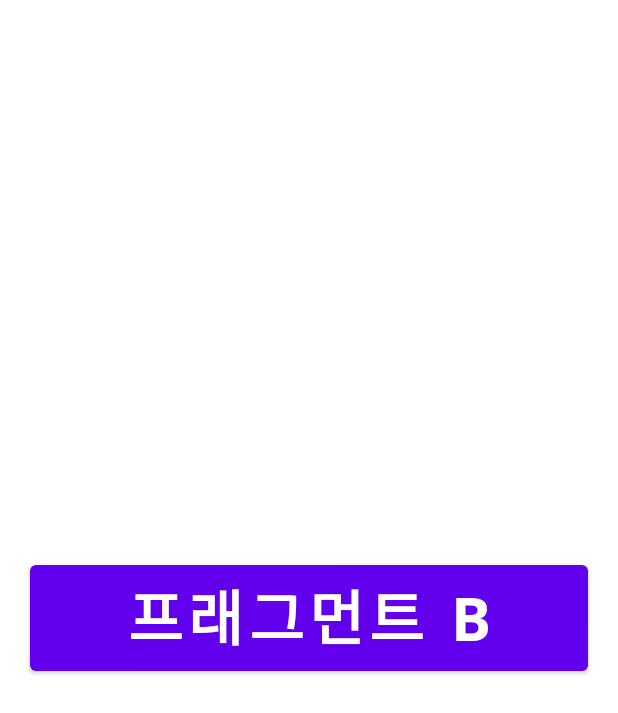
After one commit to SOPT-HouseParty/Murjune, an Android app: the BFragment screen opened through its navigation route, on a phone screen of 412 x 824 dp. The commit adds this screen. Shown: the top 713 px of the screen. Run offline under Robolectric (Android 15) with nearby library versions, the phone set to English and light mode, and no system bars; our stand-ins replace data binding.

Commit message:
실습 기초 세팅( A -> B -> C)

```diff
--- a/app/build.gradle
+++ b/app/build.gradle
@@ -45,6 +45,7 @@ dependencies {
     implementation "com.google.dagger:hilt-android:$hilt_version"
     implementation 'androidx.hilt:hilt-navigation-fragment:1.0.0'
     implementation 'androidx.constraintlayout:constraintlayout:2.1.4'
+    implementation 'androidx.lifecycle:lifecycle-livedata-ktx:2.5.1'
     kapt "com.google.dagger:hilt-compiler:$hilt_version"
     // kotlinx-serialization-json
     implementation("org.jetbrains.kotlinx:kotlinx-serialization-json:1.3.3")
--- /dev/null
+++ b/app/src/main/java/com/junewon/sopthousparty/presentation/practicenav/AFragment.kt
@@ -0,0 +1,23 @@
+package com.junewon.sopthousparty.presentation.practicenav
+
+import android.os.Bundle
+import android.view.View
+import androidx.navigation.fragment.findNavController
+import com.junewon.sopthousparty.R
+import com.junewon.sopthousparty.databinding.FragmentABinding
+import com.junewon.sopthousparty.util.binding.BindingFragment
+
+class AFragment : BindingFragment<FragmentABinding>(R.layout.fragment_a) {
+
+    override fun onViewCreated(view: View, savedInstanceState: Bundle?) {
+        super.onViewCreated(view, savedInstanceState)
+        initClickEvent()
+    }
+
+    private fun initClickEvent() {
+        binding.btnNavigate.setOnClickListener {
+            val action = AFragmentDirections.actionAFragmentToBFragment()
+            findNavController().navigate(action)
+        }
+    }
+}
--- /dev/null
+++ b/app/src/main/java/com/junewon/sopthousparty/presentation/practicenav/BFragment.kt
@@ -0,0 +1,22 @@
+package com.junewon.sopthousparty.presentation.practicenav
+
+import android.os.Bundle
+import android.view.View
+import androidx.navigation.fragment.findNavController
+import com.junewon.sopthousparty.R
+import com.junewon.sopthousparty.databinding.FragmentBBinding
+import com.junewon.sopthousparty.util.binding.BindingFragment
+
+class BFragment : BindingFragment<FragmentBBinding>(R.layout.fragment_b) {
+    override fun onViewCreated(view: View, savedInstanceState: Bundle?) {
+        super.onViewCreated(view, savedInstanceState)
+        initClickEvent()
+    }
+
+    private fun initClickEvent() {
+        binding.btnNavigate.setOnClickListener {
+            val action = BFragmentDirections.actionBFragmentToCFragment()
+            findNavController().navigate(action)
+        }
+    }
+}
--- /dev/null
+++ b/app/src/main/java/com/junewon/sopthousparty/presentation/practicenav/NavigationActivity.kt
@@ -0,0 +1,13 @@
+package com.junewon.sopthousparty.presentation.practicenav
+
+import android.os.Bundle
+import com.junewon.sopthousparty.R
+import com.junewon.sopthousparty.databinding.ActivityNavigationBinding
+import com.junewon.sopthousparty.util.binding.BindingActivity
+
+class NavigationActivity :
+    BindingActivity<ActivityNavigationBinding>(R.layout.activity_navigation) {
+    override fun onCreate(savedInstanceState: Bundle?) {
+        super.onCreate(savedInstanceState)
+    }
+}
--- a/app/src/main/res/layout/activity_main.xml
+++ b/app/src/main/res/layout/activity_main.xml
@@ -5,5 +5,7 @@
     android:layout_width="match_parent"
     android:layout_height="match_parent"
     tools:context=".MainActivity">
-
+    <TextView
+        android:layout_width="match_parent"
+        android:layout_height="match_parent"/>
 </androidx.constraintlayout.widget.ConstraintLayout>
--- /dev/null
+++ b/app/src/main/res/layout/activity_navigation.xml
@@ -0,0 +1,24 @@
+<?xml version="1.0" encoding="utf-8"?>
+<layout xmlns:android="http://schemas.android.com/apk/res/android"
+    xmlns:app="http://schemas.android.com/apk/res-auto"
+    xmlns:tools="http://schemas.android.com/tools">
+
+    <data>
+
+    </data>
+
+    <androidx.constraintlayout.widget.ConstraintLayout
+        android:id="@+id/container"
+        android:layout_width="match_parent"
+        android:layout_height="match_parent"
+        tools:context=".presentation.practicenav.NavigationActivity">
+
+        <androidx.fragment.app.FragmentContainerView
+            android:id="@+id/fragment_container_practice"
+            android:name="androidx.navigation.fragment.NavHostFragment"
+            android:layout_width="match_parent"
+            android:layout_height="match_parent"
+            app:defaultNavHost="true"
+            app:navGraph="@navigation/nav_practice" />
+    </androidx.constraintlayout.widget.ConstraintLayout>
+</layout>
--- /dev/null
+++ b/app/src/main/res/layout/fragment_b.xml
@@ -0,0 +1,25 @@
+<?xml version="1.0" encoding="utf-8"?>
+<layout xmlns:android="http://schemas.android.com/apk/res/android"
+    xmlns:tools="http://schemas.android.com/tools"
+    xmlns:app="http://schemas.android.com/apk/res-auto">
+
+    <data>
+
+    </data>
+
+    <androidx.constraintlayout.widget.ConstraintLayout
+        android:layout_width="match_parent"
+        android:layout_height="match_parent"
+        tools:context=".presentation.practicenav.BFragment">
+
+        <Button
+            android:id="@+id/btn_navigate"
+            style="@style/NavigateButtonStyle"
+            android:text="@string/fragment_b_name"
+            app:layout_constraintBottom_toBottomOf="parent"
+            app:layout_constraintEnd_toEndOf="parent"
+            app:layout_constraintStart_toStartOf="parent"
+            app:layout_constraintTop_toTopOf="parent" />
+
+    </androidx.constraintlayout.widget.ConstraintLayout>
+</layout>
--- /dev/null
+++ b/app/src/main/res/navigation/nav_practice.xml
@@ -0,0 +1,28 @@
+<?xml version="1.0" encoding="utf-8"?>
+<navigation xmlns:android="http://schemas.android.com/apk/res/android"
+    xmlns:app="http://schemas.android.com/apk/res-auto"
+    xmlns:tools="http://schemas.android.com/tools"
+    android:id="@+id/nav_practice"
+    app:startDestination="@id/fragment_a">
+
+    <fragment
+        android:id="@+id/fragment_a"
+        android:name="com.junewon.sopthousparty.presentation.practicenav.AFragment"
+        android:label="AFragment">
+        <action
+            android:id="@+id/action_AFragment_to_BFragment"
+            app:destination="@id/fragment_b" />
+    </fragment>
+    <fragment
+        android:id="@+id/fragment_b"
+        android:name="com.junewon.sopthousparty.presentation.practicenav.BFragment"
+        android:label="BFragment">
+        <action
+            android:id="@+id/action_BFragment_to_CFragment"
+            app:destination="@id/fragment_c" />
+    </fragment>
+    <fragment
+        android:id="@+id/fragment_c"
+        android:name="com.junewon.sopthousparty.presentation.practicenav.CFragment"
+        android:label="CFragment" />
+</navigation>
--- a/app/src/main/res/values/strings.xml
+++ b/app/src/main/res/values/strings.xml
@@ -1,3 +1,6 @@
 <resources>
     <string name="app_name">SoptHousParty</string>
+    <string name="fragment_a_name">프래그먼트 A</string>
+    <string name="fragment_b_name">프래그먼트 B</string>
+    <string name="fragment_c_name">프래그먼트 C</string>
 </resources>
--- /dev/null
+++ b/app/src/main/res/values/styles.xml
@@ -0,0 +1,11 @@
+<?xml version="1.0" encoding="utf-8"?>
+<resources>
+
+    <style name="NavigateButtonStyle">
+        <item name="android:layout_width">match_parent</item>
+        <item name="android:layout_height">wrap_content</item>
+        <item name="android:layout_marginHorizontal">20dp</item>
+        <item name="android:fontFamily">@font/noto_sans_bold</item>
+        <item name="android:textSize">40dp</item>
+    </style>
+</resources>
```
Also changed, not shown: app/src/main/AndroidManifest.xml (+6 -1 lines), app/src/main/java/com/junewon/sopthousparty/presentation/practicenav/CFragment.kt (added, +13 -0 lines), app/src/main/res/layout/fragment_a.xml (added, +26 -0 lines), app/src/main/res/layout/fragment_c.xml (added, +25 -0 lines), app/src/main/res/font/noto_sans_bold.ttf (added).
